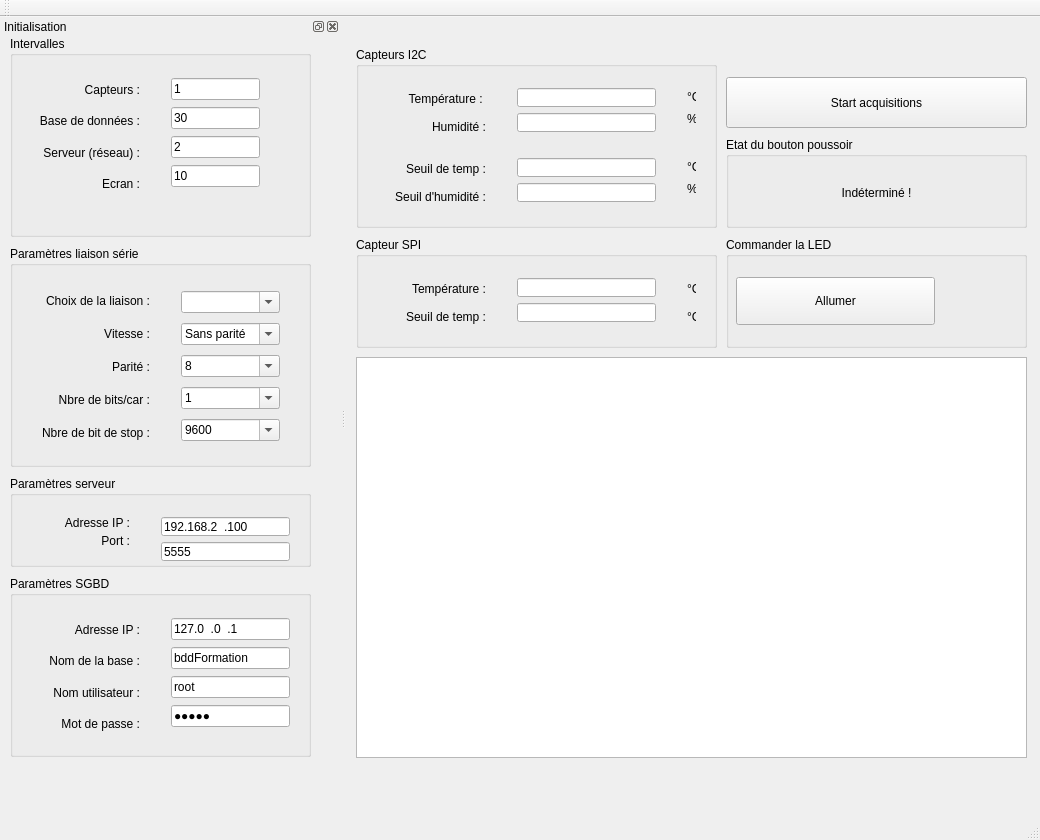
Old version of the form cihmappformqtcpp.ui in the repository PhASnBenoit/appFormQtCpp.
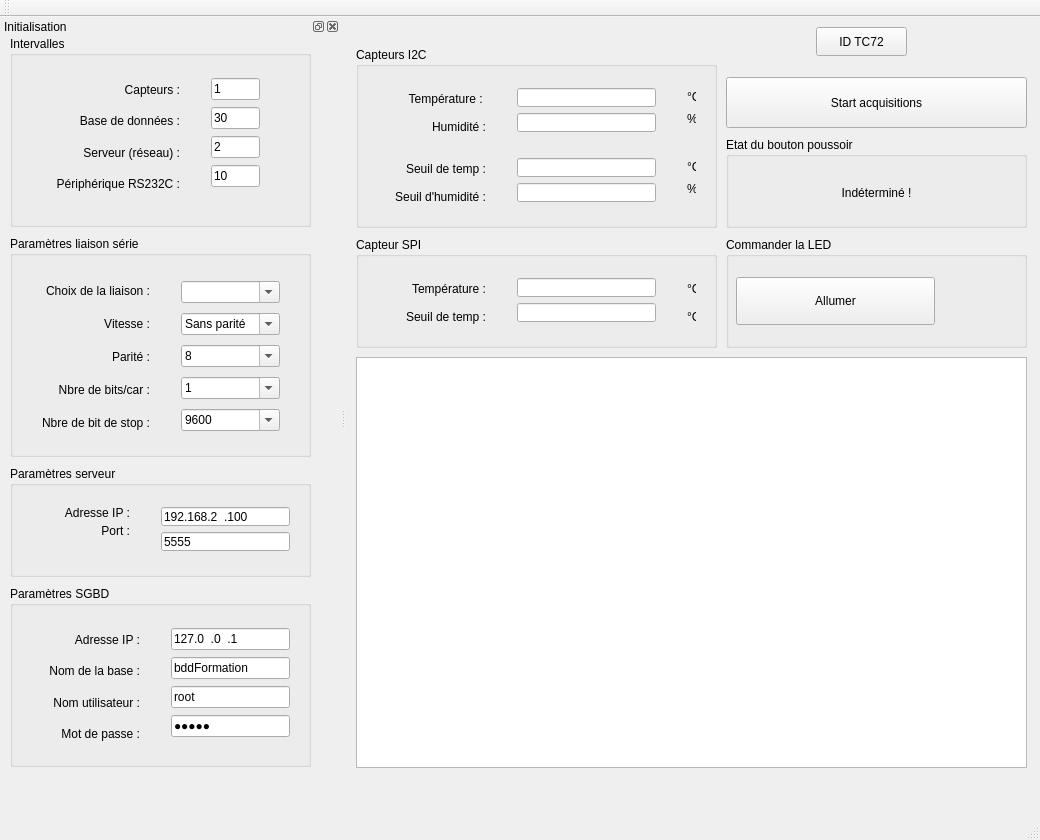
New version of the form. Icons and pictures are not drawn.

The edit to the form file:
```diff
--- a/cihmappformqtcpp.ui
+++ b/cihmappformqtcpp.ui
@@ -279,7 +279,7 @@
       <x>10</x>
       <y>340</y>
       <width>671</width>
-      <height>401</height>
+      <height>411</height>
      </rect>
     </property>
     <property name="readOnly">
@@ -434,6 +434,19 @@
      </property>
     </widget>
    </widget>
+   <widget class="QPushButton" name="pbId">
+    <property name="geometry">
+     <rect>
+      <x>470</x>
+      <y>10</y>
+      <width>91</width>
+      <height>29</height>
+     </rect>
+    </property>
+    <property name="text">
+     <string>ID TC72</string>
+    </property>
+   </widget>
   </widget>
   <widget class="QMenuBar" name="menuBar">
    <property name="geometry">
@@ -474,7 +487,7 @@
        <x>10</x>
        <y>0</y>
        <width>301</width>
-       <height>201</height>
+       <height>191</height>
       </rect>
      </property>
      <property name="title">
@@ -483,9 +496,9 @@
      <widget class="QWidget" name="layoutWidget">
       <property name="geometry">
        <rect>
-        <x>150</x>
+        <x>190</x>
         <y>30</y>
-        <width>111</width>
+        <width>71</width>
         <height>136</height>
        </rect>
       </property>
@@ -537,7 +550,7 @@
        <rect>
         <x>10</x>
         <y>30</y>
-        <width>131</width>
+        <width>171</width>
         <height>141</height>
        </rect>
       </property>
@@ -575,7 +588,7 @@
        <item>
         <widget class="QLabel" name="label_6">
          <property name="text">
-          <string>Ecran :</string>
+          <string>Périphérique RS232C :</string>
          </property>
          <property name="alignment">
           <set>Qt::AlignRight|Qt::AlignTrailing|Qt::AlignVCenter</set>
@@ -629,7 +642,7 @@
      <property name="geometry">
       <rect>
        <x>10</x>
-       <y>210</y>
+       <y>200</y>
        <width>301</width>
        <height>221</height>
       </rect>
@@ -816,9 +829,9 @@
      <property name="geometry">
       <rect>
        <x>10</x>
-       <y>440</y>
+       <y>430</y>
        <width>301</width>
-       <height>91</height>
+       <height>111</height>
       </rect>
      </property>
      <property name="title">
@@ -890,7 +903,7 @@
      <property name="geometry">
       <rect>
        <x>10</x>
-       <y>540</y>
+       <y>550</y>
        <width>301</width>
        <height>181</height>
       </rect>
```
